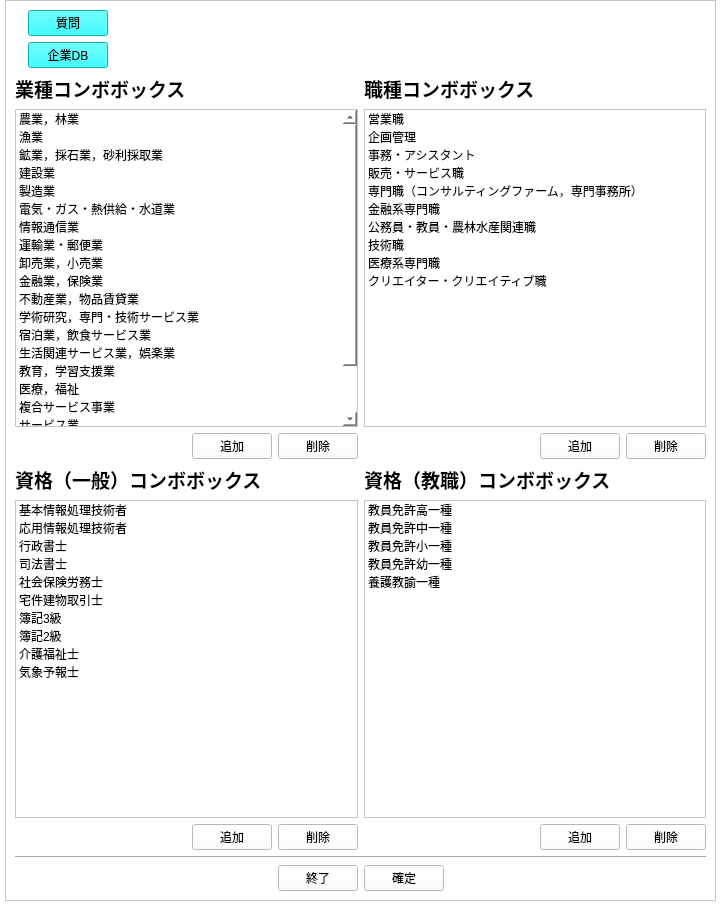
This is design/adminEntry.ui in kokimame/e-navi as Qt 5 draws it before an edit. The edited form follows.
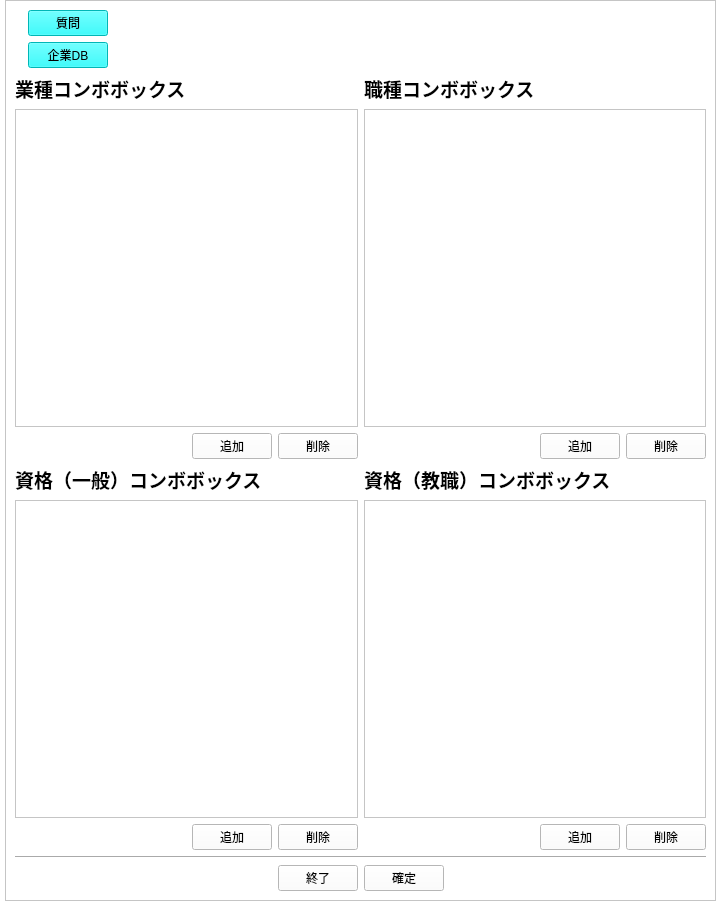
This is the edited form. Icons and pictures are not drawn.

Commit message: Added spin boxes for attribute editing

```diff
--- a/design/adminEntry.ui
+++ b/design/adminEntry.ui
@@ -110,103 +110,7 @@
             </widget>
            </item>
            <item>
-            <widget class="QListWidget" name="fieldList">
-             <item>
-              <property name="text">
-               <string>農業，林業</string>
-              </property>
-             </item>
-             <item>
-              <property name="text">
-               <string>漁業</string>
-              </property>
-             </item>
-             <item>
-              <property name="text">
-               <string>鉱業，採石業，砂利採取業</string>
-              </property>
-             </item>
-             <item>
-              <property name="text">
-               <string>建設業</string>
-              </property>
-             </item>
-             <item>
-              <property name="text">
-               <string>製造業</string>
-              </property>
-             </item>
-             <item>
-              <property name="text">
-               <string>電気・ガス・熱供給・水道業</string>
-              </property>
-             </item>
-             <item>
-              <property name="text">
-               <string>情報通信業</string>
-              </property>
-             </item>
-             <item>
-              <property name="text">
-               <string>運輸業・郵便業</string>
-              </property>
-             </item>
-             <item>
-              <property name="text">
-               <string>卸売業，小売業</string>
-              </property>
-             </item>
-             <item>
-              <property name="text">
-               <string>金融業，保険業</string>
-              </property>
-             </item>
-             <item>
-              <property name="text">
-               <string>不動産業，物品賃貸業</string>
-              </property>
-             </item>
-             <item>
-              <property name="text">
-               <string>学術研究，専門・技術サービス業</string>
-              </property>
-             </item>
-             <item>
-              <property name="text">
-               <string>宿泊業，飲食サービス業</string>
-              </property>
-             </item>
-             <item>
-              <property name="text">
-               <string>生活関連サービス業，娯楽業</string>
-              </property>
-             </item>
-             <item>
-              <property name="text">
-               <string>教育，学習支援業</string>
-              </property>
-             </item>
-             <item>
-              <property name="text">
-               <string>医療，福祉</string>
-              </property>
-             </item>
-             <item>
-              <property name="text">
-               <string>複合サービス事業</string>
-              </property>
-             </item>
-             <item>
-              <property name="text">
-               <string>サービス業</string>
-              </property>
-             </item>
-             <item>
-              <property name="text">
-               <string>公務</string>
-              </property>
-             </item>
-            </widget>
+            <widget class="QListWidget" name="fieldList"/>
            </item>
            <item>
             <layout class="QHBoxLayout" name="horizontalLayout_6">
@@ -251,58 +155,7 @@
             </widget>
            </item>
            <item>
-            <widget class="QListWidget" name="jobList">
-             <item>
-              <property name="text">
-               <string>営業職</string>
-              </property>
-             </item>
-             <item>
-              <property name="text">
-               <string>企画管理</string>
-              </property>
-             </item>
-             <item>
-              <property name="text">
-               <string>事務・アシスタント</string>
-              </property>
-             </item>
-             <item>
-              <property name="text">
-               <string>販売・サービス職</string>
-              </property>
-             </item>
-             <item>
-              <property name="text">
-               <string>専門職（コンサルティングファーム，専門事務所）</string>
-              </property>
-             </item>
-             <item>
-              <property name="text">
-               <string>金融系専門職</string>
-              </property>
-             </item>
-             <item>
-              <property name="text">
-               <string>公務員・教員・農林水産関連職</string>
-              </property>
-             </item>
-             <item>
-              <property name="text">
-               <string>技術職</string>
-              </property>
-             </item>
-             <item>
-              <property name="text">
-               <string>医療系専門職</string>
-              </property>
-             </item>
-             <item>
-              <property name="text">
-               <string>クリエイター・クリエイティブ職</string>
-              </property>
-             </item>
-            </widget>
+            <widget class="QListWidget" name="jobList"/>
            </item>
            <item>
             <layout class="QHBoxLayout" name="horizontalLayout_7">
@@ -347,33 +200,7 @@
             </widget>
            </item>
            <item>
-            <widget class="QListWidget" name="teachList">
-             <item>
-              <property name="text">
-               <string>教員免許高一種</string>
-              </property>
-             </item>
-             <item>
-              <property name="text">
-               <string>教員免許中一種</string>
-              </property>
-             </item>
-             <item>
-              <property name="text">
-               <string>教員免許小一種</string>
-              </property>
-             </item>
-             <item>
-              <property name="text">
-               <string>教員免許幼一種</string>
-              </property>
-             </item>
-             <item>
-              <property name="text">
-               <string>養護教諭一種</string>
-              </property>
-             </item>
-            </widget>
+            <widget class="QListWidget" name="teachList"/>
            </item>
            <item>
             <layout class="QHBoxLayout" name="horizontalLayout_8">
@@ -418,58 +245,7 @@
             </widget>
            </item>
            <item>
-            <widget class="QListWidget" name="generalList">
-             <item>
-              <property name="text">
-               <string>基本情報処理技術者</string>
-              </property>
-             </item>
-             <item>
-              <property name="text">
-               <string>応用情報処理技術者</string>
-              </property>
-             </item>
-             <item>
-              <property name="text">
-               <string>行政書士</string>
-              </property>
-             </item>
-             <item>
-              <property name="text">
-               <string>司法書士</string>
-              </property>
-             </item>
-             <item>
-              <property name="text">
-               <string>社会保険労務士</string>
-              </property>
-             </item>
-             <item>
-              <property name="text">
-               <string>宅件建物取引士</string>
-              </property>
-             </item>
-             <item>
-              <property name="text">
-               <string>簿記3級</string>
-              </property>
-             </item>
-             <item>
-              <property name="text">
-               <string>簿記2級</string>
-              </property>
-             </item>
-             <item>
-              <property name="text">
-               <string>介護福祉士</string>
-              </property>
-             </item>
-             <item>
-              <property name="text">
-               <string>気象予報士</string>
-              </property>
-             </item>
-            </widget>
+            <widget class="QListWidget" name="generalList"/>
            </item>
            <item>
             <layout class="QHBoxLayout" name="horizontalLayout_9">
```
The commit also changes 2 other files.
